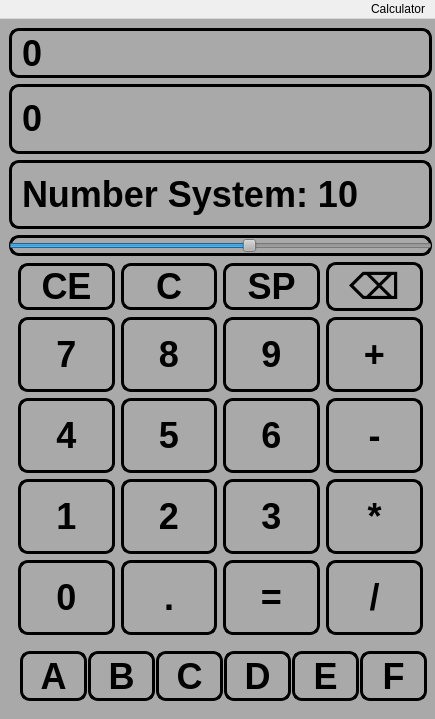
m1n1tea/forth_semester, file UI/calculator.ui: the form before one commit.
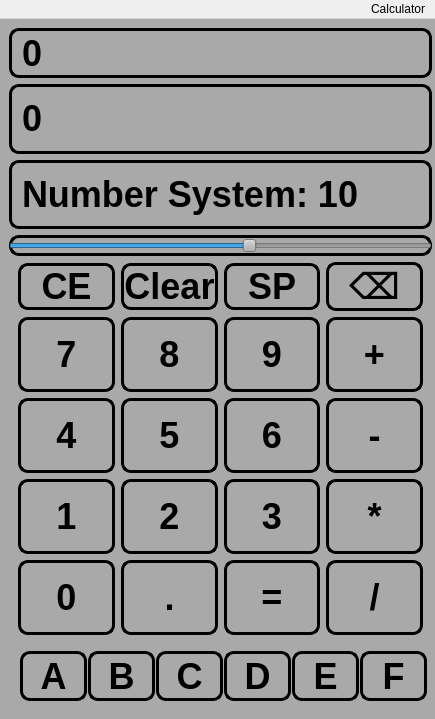
The form after the commit.

Commit message: abcd now works

The edit to the form file:
```diff
--- a/UI/calculator.ui
+++ b/UI/calculator.ui
@@ -354,7 +354,7 @@
         <item row="0" column="3">
          <widget class="QPushButton" name="pushButton_13">
           <property name="text">
-           <string>C</string>
+           <string>Clear</string>
           </property>
          </widget>
         </item>
@@ -378,7 +378,7 @@
          </widget>
         </item>
         <item row="5" column="4">
-         <widget class="QPushButton" name="pushButton_1">
+         <widget class="QPushButton" name="pushButton_2">
           <property name="sizePolicy">
            <sizepolicy hsizetype="Minimum" vsizetype="Minimum">
             <horstretch>0</horstretch>
```
Left out of the diff: 3 changed lines with no effect on the pictures. The commit also changes 1 other file.
